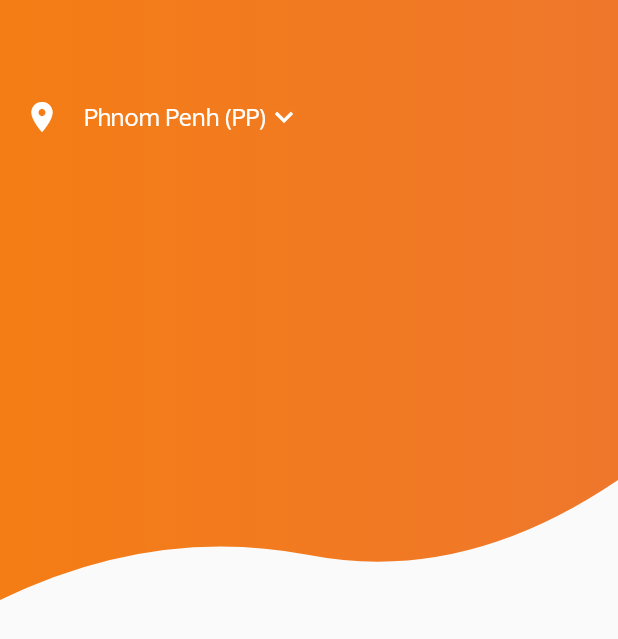
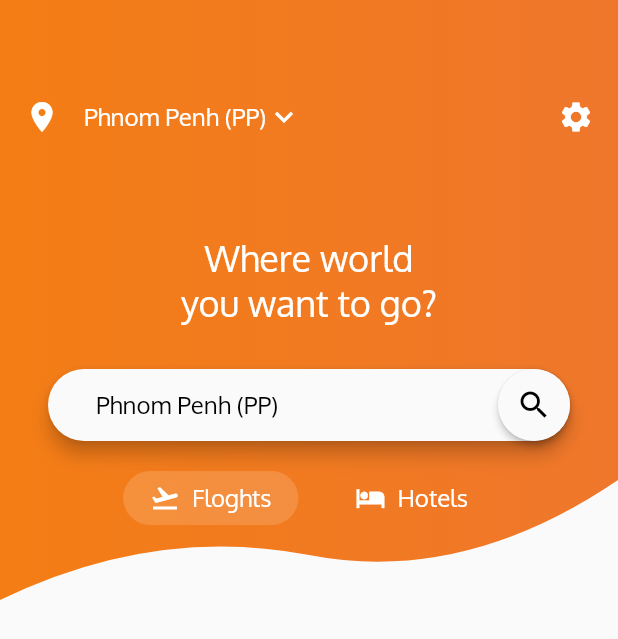
Before and after one commit to ungsochea/flutter-fight-ticket, a Flutter app: the screen it shows after launch, on a phone screen of 412 x 824 dp. Shown: the top 639 px of the screen. Run offline on Flutter 3.47's test engine with Material 2 defaults, Android fonts, the phone set to English and light mode, and no system bars.

Commit message:
search bar, option selected

```diff
--- a/lib/main.dart
+++ b/lib/main.dart
@@ -41,6 +41,7 @@ class HomeScreenTopPart extends StatefulWidget {
 
 class _HomeScreenTopPartState extends State<HomeScreenTopPart> {
   var selectedLocationIndex = 0;
+  var isFlightSelected = true;
 
   @override
   Widget build(BuildContext context) {
@@ -74,7 +75,7 @@ class _HomeScreenTopPartState extends State<HomeScreenTopPart> {
                         width: 16.0,
                       ),
                       PopupMenuButton(
-                        onSelected: (index){
+                        onSelected: (index) {
                           setState(() {
                             selectedLocationIndex = index;
                           });
@@ -109,9 +110,76 @@ class _HomeScreenTopPartState extends State<HomeScreenTopPart> {
                               )
                             ],
                       ),
+                      Spacer(),
+                      Icon(Icons.settings, color: Colors.white),
                     ],
                   ),
-                )
+                ),
+                SizedBox(
+                  height: 50.0,
+                ),
+                Text(
+                  'Where world\nyou want to go?',
+                  style: TextStyle(fontSize: 24.0, color: Colors.white),
+                  textAlign: TextAlign.center,
+                ),
+                SizedBox(
+                  height: 30.0,
+                ),
+                Padding(
+                  padding: EdgeInsets.symmetric(horizontal: 32.0),
+                  child: Material(
+                    elevation: 5.0,
+                    borderRadius: BorderRadius.all(
+                      Radius.circular(30.0),
+                    ),
+                    child: TextField(
+                      controller: TextEditingController(text: locations[0]),
+                      style: dropDownMenuItemStyle,
+                      cursorColor: appTheme.primaryColor,
+                      decoration: InputDecoration(
+                          contentPadding: EdgeInsets.symmetric(
+                              horizontal: 32.0, vertical: 14.0),
+                          suffixIcon: Material(
+                            elevation: 2.0,
+                            borderRadius:
+                                BorderRadius.all(Radius.circular(30.0)),
+                            child: Icon(Icons.search, color: Colors.black),
+                          ),
+                          border: InputBorder.none),
+                    ),
+                  ),
+                ),
+                SizedBox(
+                  height: 20.0,
+                ),
+                Row(
+                  mainAxisSize: MainAxisSize.min,
+                  mainAxisAlignment: MainAxisAlignment.spaceAround,
+                  children: <Widget>[
+                    InkWell(
+                      child: ChoiceChip(
+                          Icons.flight_takeoff, "Floghts", isFlightSelected),
+                      onTap: () {
+                        setState(() {
+                          isFlightSelected = true;
+                        });
+                      },
+                    ),
+                    SizedBox(
+                      width: 20.0,
+                    ),
+                    InkWell(
+                      child: ChoiceChip(Icons.hotel, "Hotels", !isFlightSelected),
+                      onTap: () {
+                        setState(() {
+                          isFlightSelected = false;
+                        });
+                      },
+                    ),
+
+                  ],
+                ),
               ],
             ),
           ),
@@ -120,3 +188,46 @@ class _HomeScreenTopPartState extends State<HomeScreenTopPart> {
     );
   }
 }
+
+class ChoiceChip extends StatefulWidget {
+  final IconData icon;
+  final String text;
+  final bool isSelected;
+
+  ChoiceChip(this.icon, this.text, this.isSelected);
+
+  @override
+  _ChoiceChipState createState() => _ChoiceChipState();
+}
+
+class _ChoiceChipState extends State<ChoiceChip> {
+  @override
+  Widget build(BuildContext context) {
+    return Container(
+      padding: EdgeInsets.symmetric(horizontal: 18.0, vertical: 8.0),
+      decoration: widget.isSelected
+          ? BoxDecoration(
+              color: Colors.white.withOpacity(0.15),
+              borderRadius: BorderRadius.all(Radius.circular(20.0)))
+          : null,
+      child: Row(
+        mainAxisSize: MainAxisSize.min,
+        mainAxisAlignment: MainAxisAlignment.spaceBetween,
+        children: <Widget>[
+          Icon(
+            widget.icon,
+            size: 20,
+            color: Colors.white,
+          ),
+          SizedBox(
+            width: 8.0,
+          ),
+          Text(
+            widget.text,
+            style: TextStyle(color: Colors.white, fontSize: 16.0),
+          )
+        ],
+      ),
+    );
+  }
+}
```
